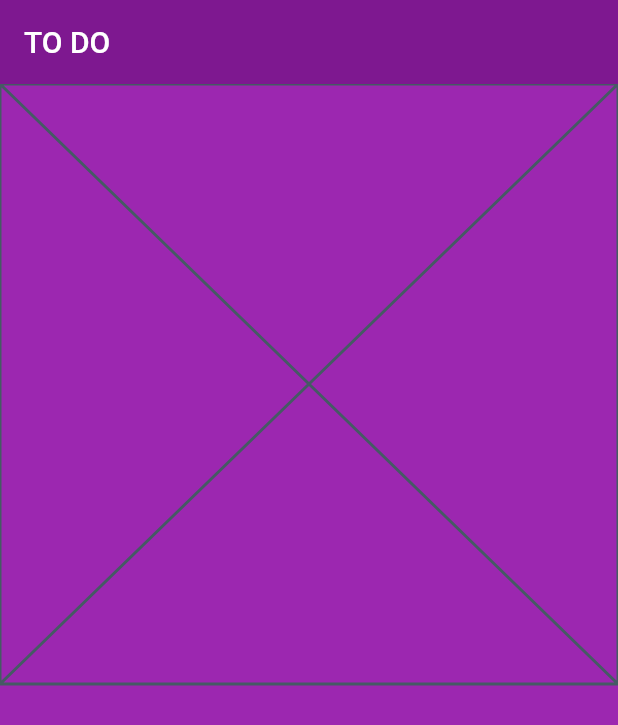
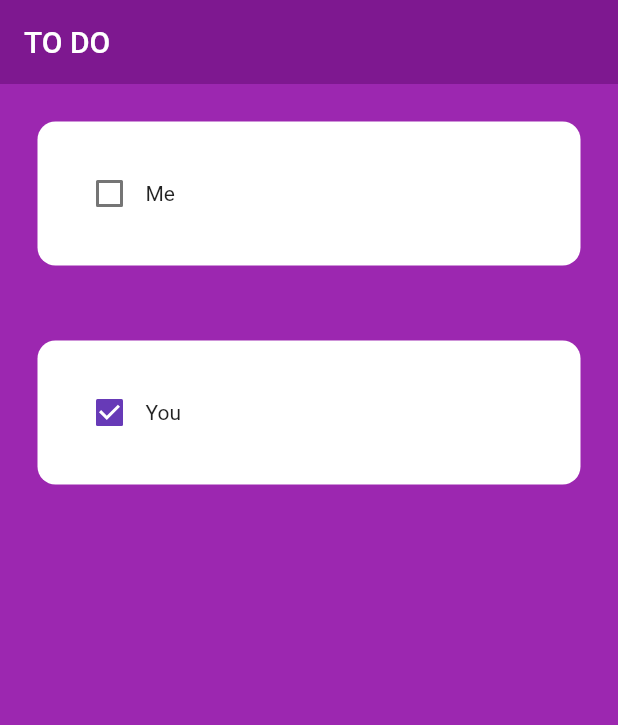
Before and after one commit to KrisD23/Simple_TODO_Flutter_Y, a Flutter app: the screen it shows after launch, on a phone screen of 412 x 824 dp. Shown: the top 725 px of the screen. Run offline on Flutter 3.47's test engine with Material 2 defaults, Android fonts, the light colour scheme and no system bars.

Commit message:
Basic task item Structure

```diff
--- a/lib/pages/home_page.dart
+++ b/lib/pages/home_page.dart
@@ -20,7 +20,16 @@ class _HomePageState extends State<HomePage> {
       ),
       body: ListView(
         children: [
-          ToDoTile(),
+          ToDoTile(
+            taskName: "Me",
+            taskCompleted: false,
+            onChanged: (p0) {},
+          ),
+          ToDoTile(
+            taskName: "You",
+            taskCompleted: true,
+            onChanged: (p0) {},
+          ),
         ],
       ),
     );
--- a/lib/util/todo_tile.dart
+++ b/lib/util/todo_tile.dart
@@ -1,10 +1,35 @@
 import 'package:flutter/material.dart';
 
 class ToDoTile extends StatelessWidget {
-  const ToDoTile({super.key});
+  final String taskName;
+  final bool taskCompleted;
+  Function(bool?)? onChanged;
+  ToDoTile(
+      {super.key,
+      required this.taskName,
+      required this.taskCompleted,
+      this.onChanged});
 
   @override
   Widget build(BuildContext context) {
-    return const Placeholder();
+    return Padding(
+      padding: const EdgeInsets.all(25.0),
+      child: Container(
+        padding: const EdgeInsets.all(24.0),
+        decoration: BoxDecoration(
+          color: Colors.white,
+          borderRadius: BorderRadius.circular(12),
+        ),
+        child: Row(
+          children: [
+            //Checkbox
+            Checkbox(value: taskCompleted, onChanged: onChanged),
+
+            //Task name
+            Text(taskName),
+          ],
+        ),
+      ),
+    );
   }
 }
```
